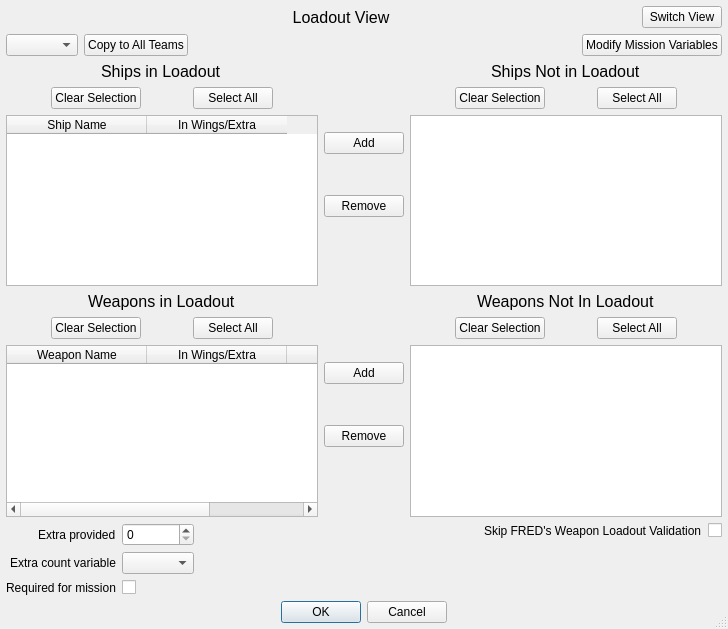
Before: the Qt Designer form qtfred/ui/TeamLoadoutDialog.ui in scp-fs2open/fs2open.github.com, drawn with Qt 5.
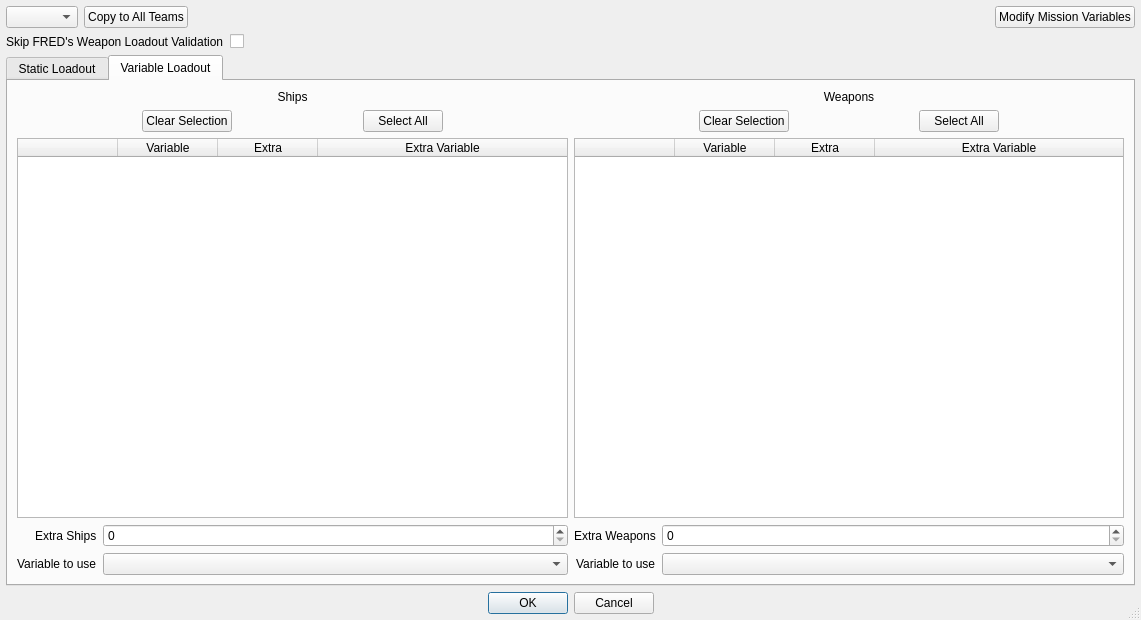
After: the same form once the commit is applied. The open tabs and pages were chosen to show the change. Icons and pictures are not drawn.

Commit message: finish the model and begin the ui

Patch:
```diff
--- a/qtfred/ui/TeamLoadoutDialog.ui
+++ b/qtfred/ui/TeamLoadoutDialog.ui
@@ -12,8 +12,8 @@
    <rect>
     <x>0</x>
     <y>0</y>
-    <width>728</width>
-    <height>629</height>
+    <width>1141</width>
+    <height>620</height>
    </rect>
   </property>
   <property name="minimumSize">
@@ -64,45 +64,6 @@
      <property name="bottomMargin">
       <number>6</number>
      </property>
-     <item>
-      <layout class="QHBoxLayout" name="viewRowHorizontalLayout" stretch="0,1,0">
-       <item>
-        <spacer name="titleSpacer">
-         <property name="orientation">
-          <enum>Qt::Horizontal</enum>
-         </property>
-         <property name="sizeHint" stdset="0">
-          <size>
-           <width>40</width>
-           <height>20</height>
-          </size>
-         </property>
-        </spacer>
-       </item>
-       <item>
-        <widget class="QLabel" name="tableVarLabel">
-         <property name="font">
-          <font>
-           <pointsize>12</pointsize>
-          </font>
-         </property>
-         <property name="text">
-          <string>Loadout View</string>
-         </property>
-         <property name="alignment">
-          <set>Qt::AlignCenter</set>
-         </property>
-        </widget>
-       </item>
-       <item>
-        <widget class="QPushButton" name="switchViewButton">
-         <property name="text">
-          <string>Switch View</string>
-         </property>
-        </widget>
-       </item>
-      </layout>
-     </item>
      <item>
       <layout class="QHBoxLayout" name="horizontalLayout">
        <item>
@@ -144,24 +105,51 @@
       </layout>
      </item>
      <item>
-      <layout class="QHBoxLayout" name="upperHorizontalLayout">
-       <item>
-        <layout class="QVBoxLayout" name="weaponVarPoolBox">
-         <property name="spacing">
-          <number>6</number>
-         </property>
+      <layout class="QFormLayout" name="leftFooterForm">
          <property name="sizeConstraint">
-          <enum>QLayout::SetMinimumSize</enum>
-         </property>
-         <item alignment="Qt::AlignHCenter">
-          <widget class="QLabel" name="startingShipsLabel">
-           <property name="font">
-            <font>
-             <pointsize>12</pointsize>
-            </font>
-           </property>
+        <enum>QLayout::SetDefaultConstraint</enum>
+       </property>
+       <property name="labelAlignment">
+        <set>Qt::AlignRight|Qt::AlignTrailing|Qt::AlignVCenter</set>
+       </property>
+       <item row="0" column="0">
+        <widget class="QLabel" name="skipValidationLabel">
            <property name="text">
-            <string>Ships in Loadout</string>
+          <string>Skip FRED's Weapon Loadout Validation</string>
+         </property>
+        </widget>
+       </item>
+       <item row="0" column="1">
+        <widget class="QCheckBox" name="weaponValidationCheckbox">
+         <property name="layoutDirection">
+          <enum>Qt::LeftToRight</enum>
+         </property>
+         <property name="text">
+          <string/>
+         </property>
+        </widget>
+       </item>
+      </layout>
+     </item>
+     <item>
+      <widget class="QTabWidget" name="tabWidget">
+       <property name="currentIndex">
+        <number>0</number>
+       </property>
+       <widget class="QWidget" name="staticLoadout">
+        <attribute name="title">
+         <string>Static Loadout</string>
+        </attribute>
+        <layout class="QHBoxLayout" name="horizontalLayout_2">
+         <item>
+          <layout class="QVBoxLayout" name="verticalLayout_3">
+           <item>
+            <widget class="QLabel" name="shipsLabel">
+             <property name="text">
+              <string>Ships</string>
+             </property>
+             <property name="alignment">
+              <set>Qt::AlignCenter</set>
            </property>
           </widget>
          </item>
@@ -223,7 +211,7 @@
           </layout>
          </item>
          <item>
-          <widget class="QTableWidget" name="usedShipsList">
+            <widget class="QTableWidget" name="shipsList">
            <property name="minimumSize">
             <size>
              <width>0</width>
@@ -260,494 +248,45 @@
            <attribute name="horizontalHeaderCascadingSectionResizes">
             <bool>false</bool>
            </attribute>
+             <attribute name="horizontalHeaderMinimumSectionSize">
+              <number>10</number>
+             </attribute>
            <attribute name="horizontalHeaderDefaultSectionSize">
             <number>140</number>
            </attribute>
+             <attribute name="horizontalHeaderStretchLastSection">
+              <bool>true</bool>
+             </attribute>
            <attribute name="verticalHeaderVisible">
             <bool>false</bool>
            </attribute>
            <column>
             <property name="text">
-             <string>Ship Name</string>
+               <string/>
             </property>
            </column>
            <column>
             <property name="text">
-             <string>In Wings/Extra</string>
-            </property>
-           </column>
-          </widget>
-         </item>
-         <item alignment="Qt::AlignHCenter">
-          <widget class="QLabel" name="startingWeaponsLabel">
-           <property name="font">
-            <font>
-             <pointsize>12</pointsize>
-            </font>
-           </property>
-           <property name="text">
-            <string>Weapons in Loadout</string>
-           </property>
-          </widget>
-         </item>
-         <item>
-          <layout class="QHBoxLayout" name="weaponsLoadoutButtons">
-           <item>
-            <spacer name="horizontalSpacer_13">
-             <property name="orientation">
-              <enum>Qt::Horizontal</enum>
-             </property>
-             <property name="sizeHint" stdset="0">
-              <size>
-               <width>40</width>
-               <height>20</height>
-              </size>
-             </property>
-            </spacer>
-           </item>
-           <item>
-            <widget class="QPushButton" name="clearUsedWeaponSelectionButton">
-             <property name="text">
-              <string>Clear Selection</string>
-             </property>
-            </widget>
-           </item>
-           <item>
-            <spacer name="horizontalSpacer_11">
-             <property name="orientation">
-              <enum>Qt::Horizontal</enum>
-             </property>
-             <property name="sizeHint" stdset="0">
-              <size>
-               <width>40</width>
-               <height>20</height>
-              </size>
-             </property>
-            </spacer>
-           </item>
-           <item>
-            <widget class="QPushButton" name="selectAllUsedWeaponsButton">
-             <property name="text">
-              <string>Select All</string>
-             </property>
-            </widget>
-           </item>
-           <item>
-            <spacer name="horizontalSpacer_12">
-             <property name="orientation">
-              <enum>Qt::Horizontal</enum>
-             </property>
-             <property name="sizeHint" stdset="0">
-              <size>
-               <width>40</width>
-               <height>20</height>
-              </size>
-             </property>
-            </spacer>
-           </item>
-          </layout>
-         </item>
-         <item>
-          <widget class="QTableWidget" name="usedWeaponsList">
-           <property name="editTriggers">
-            <set>QAbstractItemView::NoEditTriggers</set>
-           </property>
-           <property name="showDropIndicator" stdset="0">
-            <bool>false</bool>
-           </property>
-           <property name="selectionMode">
-            <enum>QAbstractItemView::MultiSelection</enum>
-           </property>
-           <property name="selectionBehavior">
-            <enum>QAbstractItemView::SelectRows</enum>
-           </property>
-           <property name="showGrid">
-            <bool>false</bool>
-           </property>
-           <attribute name="horizontalHeaderDefaultSectionSize">
-            <number>140</number>
-           </attribute>
-           <attribute name="verticalHeaderVisible">
-            <bool>false</bool>
-           </attribute>
+               <string>Ship</string>
+              </property>
+             </column>
            <column>
             <property name="text">
-             <string>Weapon Name</string>
+               <string>In Wings</string>
             </property>
            </column>
            <column>
             <property name="text">
-             <string>In Wings/Extra</string>
+               <string>Extra</string>
             </property>
            </column>
            <column>
             <property name="text">
-             <string>Required</string>
+               <string>Extra Variable</string>
             </property>
            </column>
           </widget>
          </item>
-        </layout>
-       </item>
-       <item>
-        <layout class="QVBoxLayout" name="middleAddRemoveButtonsLayout">
-         <item>
-          <spacer name="verticalSpacer_8">
-           <property name="orientation">
-            <enum>Qt::Vertical</enum>
-           </property>
-           <property name="sizeHint" stdset="0">
-            <size>
-             <width>20</width>
-             <height>40</height>
-            </size>
-           </property>
-          </spacer>
-         </item>
-         <item>
-          <spacer name="verticalSpacer_11">
-           <property name="orientation">
-            <enum>Qt::Vertical</enum>
-           </property>
-           <property name="sizeHint" stdset="0">
-            <size>
-             <width>20</width>
-             <height>40</height>
-            </size>
-           </property>
-          </spacer>
-         </item>
-         <item>
-          <widget class="QPushButton" name="addShipButton">
-           <property name="layoutDirection">
-            <enum>Qt::RightToLeft</enum>
-           </property>
-           <property name="text">
-            <string>Add</string>
-           </property>
-           <property name="icon">
-            <iconset>
-             <selectedon>:/images/arrow_right.png</selectedon>
-            </iconset>
-           </property>
-          </widget>
-         </item>
-         <item>
-          <spacer name="verticalSpacer_5">
-           <property name="orientation">
-            <enum>Qt::Vertical</enum>
-           </property>
-           <property name="sizeHint" stdset="0">
-            <size>
-             <width>20</width>
-             <height>40</height>
-            </size>
-           </property>
-          </spacer>
-         </item>
-         <item>
-          <widget class="QPushButton" name="removeShipButton">
-           <property name="text">
-            <string>Remove</string>
-           </property>
-           <property name="icon">
-            <iconset>
-             <selectedon>:/images/arrow_left.png</selectedon>
-            </iconset>
-           </property>
-          </widget>
-         </item>
-         <item>
-          <spacer name="verticalSpacer">
-           <property name="orientation">
-            <enum>Qt::Vertical</enum>
-           </property>
-           <property name="sizeHint" stdset="0">
-            <size>
-             <width>20</width>
-             <height>40</height>
-            </size>
-           </property>
-          </spacer>
-         </item>
-         <item>
-          <spacer name="verticalSpacer_3">
-           <property name="orientation">
-            <enum>Qt::Vertical</enum>
-           </property>
-           <property name="sizeHint" stdset="0">
-            <size>
-             <width>20</width>
-             <height>40</height>
-            </size>
-           </property>
-          </spacer>
-         </item>
-         <item>
-          <spacer name="verticalSpacer_7">
-           <property name="orientation">
-            <enum>Qt::Vertical</enum>
-           </property>
-           <property name="sizeHint" stdset="0">
-            <size>
-             <width>20</width>
-             <height>40</height>
-            </size>
-           </property>
-          </spacer>
-         </item>
-         <item>
-          <spacer name="verticalSpacer_2">
-           <property name="orientation">
-            <enum>Qt::Vertical</enum>
-           </property>
-           <property name="sizeHint" stdset="0">
-            <size>
-             <width>20</width>
-             <height>40</height>
-            </size>
-           </property>
-          </spacer>
-         </item>
-         <item>
-          <widget class="QPushButton" name="addWeaponButton">
-           <property name="layoutDirection">
-            <enum>Qt::RightToLeft</enum>
-           </property>
-           <property name="text">
-            <string>Add</string>
-           </property>
-           <property name="icon">
-            <iconset>
-             <selectedon>:/images/arrow_right.png</selectedon>
-            </iconset>
-           </property>
-          </widget>
-         </item>
-         <item>
-          <spacer name="verticalSpacer_6">
-           <property name="orientation">
-            <enum>Qt::Vertical</enum>
-           </property>
-           <property name="sizeHint" stdset="0">
-            <size>
-             <width>20</width>
-             <height>40</height>
-            </size>
-           </property>
-          </spacer>
-         </item>
-         <item>
-          <widget class="QPushButton" name="removeWeaponButton">
-           <property name="text">
-            <string>Remove</string>
-           </property>
-           <property name="icon">
-            <iconset>
-             <selectedon>:/images/arrow_left.png</selectedon>
-            </iconset>
-           </property>
-          </widget>
-         </item>
-         <item>
-          <spacer name="verticalSpacer_10">
-           <property name="orientation">
-            <enum>Qt::Vertical</enum>
-           </property>
-           <property name="sizeHint" stdset="0">
-            <size>
-             <width>20</width>
-             <height>40</height>
-            </size>
-           </property>
-          </spacer>
-         </item>
-         <item>
-          <spacer name="verticalSpacer_4">
-           <property name="orientation">
-            <enum>Qt::Vertical</enum>
-           </property>
-           <property name="sizeHint" stdset="0">
-            <size>
-             <width>20</width>
-             <height>40</height>
-            </size>
-           </property>
-          </spacer>
-         </item>
-        </layout>
-       </item>
-       <item>
-        <layout class="QVBoxLayout" name="shipVarPoolBox">
-         <property name="spacing">
-          <number>6</number>
-         </property>
-         <property name="sizeConstraint">
-          <enum>QLayout::SetMinimumSize</enum>
-         </property>
-         <item alignment="Qt::AlignHCenter">
-          <widget class="QLabel" name="listShipsNotUsedLabel">
-           <property name="font">
-            <font>
-             <pointsize>12</pointsize>
-             <weight>50</weight>
-             <bold>false</bold>
-            </font>
-           </property>
-           <property name="text">
-            <string>Ships Not in Loadout</string>
-           </property>
-          </widget>
-         </item>
-         <item>
-          <layout class="QHBoxLayout" name="shipsNotLoadoutButtons">
-           <item>
-            <spacer name="horizontalSpacer_2">
-             <property name="orientation">
-              <enum>Qt::Horizontal</enum>
-             </property>
-             <property name="sizeHint" stdset="0">
-              <size>
-               <width>40</width>
-               <height>20</height>
-              </size>
-             </property>
-            </spacer>
-           </item>
-           <item>
-            <widget class="QPushButton" name="clearUnusedShipSelectionButton">
-             <property name="text">
-              <string>Clear Selection</string>
-             </property>
-            </widget>
-           </item>
-           <item>
-            <spacer name="horizontalSpacer">
-             <property name="orientation">
-              <enum>Qt::Horizontal</enum>
-             </property>
-             <property name="sizeHint" stdset="0">
-              <size>
-               <width>40</width>
-               <height>20</height>
-              </size>
-             </property>
-            </spacer>
-           </item>
-           <item>
-            <widget class="QPushButton" name="selectAllUnusedShipsButton">
-             <property name="text">
-              <string>Select All</string>
-             </property>
-            </widget>
-           </item>
-           <item>
-            <spacer name="horizontalSpacer_18">
-             <property name="orientation">
-              <enum>Qt::Horizontal</enum>
-             </property>
-             <property name="sizeHint" stdset="0">
-              <size>
-               <width>40</width>
-               <height>20</height>
-              </size>
-             </property>
-            </spacer>
-           </item>
-          </layout>
-         </item>
-         <item>
-          <widget class="QListWidget" name="listShipsNotUsed">
-           <property name="selectionMode">
-            <enum>QAbstractItemView::MultiSelection</enum>
-           </property>
-          </widget>
-         </item>
-         <item alignment="Qt::AlignHCenter">
-          <widget class="QLabel" name="listWeaponsNotUsedLabel">
-           <property name="font">
-            <font>
-             <pointsize>12</pointsize>
-            </font>
-           </property>
-           <property name="text">
-            <string>Weapons Not In Loadout</string>
-           </property>
-          </widget>
-         </item>
-         <item>
-          <layout class="QHBoxLayout" name="weaponsNotLoadoutButtons">
-           <item>
-            <spacer name="horizontalSpacer_16">
-             <property name="orientation">
-              <enum>Qt::Horizontal</enum>
-             </property>
-             <property name="sizeHint" stdset="0">
-              <size>
-               <width>40</width>
-               <height>20</height>
-              </size>
-             </property>
-            </spacer>
-           </item>
-           <item>
-            <widget class="QPushButton" name="clearUnusedWeaponSelectionButton">
-             <property name="text">
-              <string>Clear Selection</string>
-             </property>
-            </widget>
-           </item>
-           <item>
-            <spacer name="horizontalSpacer_8">
-             <property name="orientation">
-              <enum>Qt::Horizontal</enum>
-             </property>
-             <property name="sizeHint" stdset="0">
-              <size>
-               <width>40</width>
-               <height>20</height>
-              </size>
-             </property>
-            </spacer>
-           </item>
-           <item>
-            <widget class="QPushButton" name="selectAllUnusedWeaponsButton">
-             <property name="text">
-              <string>Select All</string>
-             </property>
-            </widget>
-           </item>
-           <item>
-            <spacer name="horizontalSpacer_15">
-             <property name="orientation">
-              <enum>Qt::Horizontal</enum>
-             </property>
-             <property name="sizeHint" stdset="0">
-              <size>
-               <width>40</width>
-               <height>20</height>
-              </size>
-             </property>
-            </spacer>
-           </item>
-          </layout>
-         </item>
-         <item>
-          <widget class="QListWidget" name="listWeaponsNotUsed">
-           <property name="selectionMode">
-            <enum>QAbstractItemView::MultiSelection</enum>
-           </property>
-          </widget>
-         </item>
-        </layout>
-       </item>
-      </layout>
-     </item>
-     <item>
-      <layout class="QHBoxLayout" name="lowerHorizontalLayout">
-       <property name="sizeConstraint">
-        <enum>QLayout::SetDefaultConstraint</enum>
-       </property>
        <item>
         <layout class="QFormLayout" name="rightFooterForm">
          <property name="labelAlignment">
@@ -756,7 +295,7 @@
          <item row="0" column="0">
           <widget class="QLabel" name="extraItemSpinboxLabel">
            <property name="text">
-            <string>Extra provided</string>
+                <string>Extra Ships</string>
            </property>
           </widget>
          </item>
@@ -770,7 +309,7 @@
          <item row="1" column="0">
           <widget class="QLabel" name="extraWeaponsViaVarLabel">
            <property name="text">
-            <string>Extra count variable</string>
+                <string>Variable to use</string>
            </property>
           </widget>
          </item>
@@ -785,20 +324,256 @@
           </widget>
          </item>
          <item row="2" column="0">
-          <widget class="QLabel" name="toggleRequiredLabel">
+              <widget class="QLabel" name="shipSpacerLabel">
+               <property name="text">
+                <string/>
+               </property>
+              </widget>
+             </item>
+             <item row="2" column="1">
+              <widget class="QLabel" name="shipSpacer">
+               <property name="text">
+                <string/>
+               </property>
+              </widget>
+             </item>
+            </layout>
+           </item>
+          </layout>
+         </item>
+         <item>
+          <layout class="QVBoxLayout" name="verticalLayout_4">
+           <item>
+            <widget class="QLabel" name="weaponsLabel">
+             <property name="text">
+              <string>Weapons</string>
+             </property>
+             <property name="alignment">
+              <set>Qt::AlignCenter</set>
+             </property>
+            </widget>
+           </item>
+           <item>
+            <layout class="QHBoxLayout" name="weaponsLoadoutButtons">
+             <item>
+              <spacer name="horizontalSpacer_13">
+               <property name="orientation">
+                <enum>Qt::Horizontal</enum>
+               </property>
+               <property name="sizeHint" stdset="0">
+                <size>
+                 <width>40</width>
+                 <height>20</height>
+                </size>
+               </property>
+              </spacer>
+             </item>
+             <item>
+              <widget class="QPushButton" name="clearWeaponsListButton">
+               <property name="text">
+                <string>Clear Selection</string>
+               </property>
+              </widget>
+             </item>
+             <item>
+              <spacer name="horizontalSpacer_11">
+               <property name="orientation">
+                <enum>Qt::Horizontal</enum>
+               </property>
+               <property name="sizeHint" stdset="0">
+                <size>
+                 <width>40</width>
+                 <height>20</height>
+                </size>
+               </property>
+              </spacer>
+             </item>
+             <item>
+              <widget class="QPushButton" name="selectAllWeaponsListButton">
+               <property name="text">
+                <string>Select All</string>
+               </property>
+              </widget>
+             </item>
+             <item>
+              <spacer name="horizontalSpacer_12">
+               <property name="orientation">
+                <enum>Qt::Horizontal</enum>
+               </property>
+               <property name="sizeHint" stdset="0">
+                <size>
+                 <width>40</width>
+                 <height>20</height>
+                </size>
+               </property>
+              </spacer>
+             </item>
+            </layout>
+           </item>
+           <item>
+            <widget class="QTableWidget" name="weaponsList">
+             <property name="editTriggers">
+              <set>QAbstractItemView::NoEditTriggers</set>
+             </property>
+             <property name="showDropIndicator" stdset="0">
+              <bool>false</bool>
+             </property>
+             <property name="selectionMode">
+              <enum>QAbstractItemView::MultiSelection</enum>
+             </property>
+             <property name="selectionBehavior">
+              <enum>QAbstractItemView::SelectRows</enum>
+             </property>
+             <property name="showGrid">
+              <bool>false</bool>
+             </property>
+             <attribute name="horizontalHeaderMinimumSectionSize">
+              <number>10</number>
+             </attribute>
+             <attribute name="horizontalHeaderDefaultSectionSize">
+              <number>140</number>
+             </attribute>
+             <attribute name="horizontalHeaderStretchLastSection">
+              <bool>true</bool>
+             </attribute>
+             <attribute name="verticalHeaderVisible">
+              <bool>false</bool>
+             </attribute>
+             <column>
+              <property name="text">
+               <string/>
+              </property>
+             </column>
+             <column>
+              <property name="text">
+               <string>Weapon</string>
+              </property>
+             </column>
+             <column>
+              <property name="text">
+               <string>In Wings</string>
+              </property>
+             </column>
+             <column>
+              <property name="text">
+               <string>Extra</string>
+              </property>
+             </column>
+             <column>
+              <property name="text">
+               <string>Extra Variable</string>
+              </property>
+             </column>
+             <column>
+              <property name="text">
+               <string>Required</string>
+              </property>
+             </column>
+            </widget>
+           </item>
+           <item>
+            <layout class="QFormLayout" name="formLayout">
+             <property name="labelAlignment">
+              <set>Qt::AlignRight|Qt::AlignTrailing|Qt::AlignVCenter</set>
+             </property>
+             <item row="0" column="0">
+              <widget class="QLabel" name="extraWeaponLabel">
+               <property name="text">
+                <string>Extra Weapons</string>
+               </property>
+              </widget>
+             </item>
+             <item row="0" column="1">
+              <widget class="QSpinBox" name="extraWeaponSpinBox"/>
+             </item>
+             <item row="1" column="1">
+              <widget class="QComboBox" name="extraVarWeaponCombo"/>
+             </item>
+             <item row="1" column="0">
+              <widget class="QLabel" name="extraWeaponVarLabel">
+               <property name="text">
+                <string>Variable to use</string>
+               </property>
+              </widget>
+             </item>
+             <item row="2" column="1">
+              <widget class="QCheckBox" name="weaponRequiredCheckBox">
+               <property name="text">
+                <string/>
+               </property>
+              </widget>
+             </item>
+             <item row="2" column="0">
+              <widget class="QLabel" name="weaponRequiredLabel">
            <property name="text">
             <string>Required for mission</string>
            </property>
           </widget>
          </item>
-         <item row="2" column="1">
-          <widget class="QCheckBox" name="requiredWeaponCheckBox">
+            </layout>
+           </item>
+          </layout>
+         </item>
+        </layout>
+       </widget>
+       <widget class="QWidget" name="variableLoadout">
+        <attribute name="title">
+         <string>Variable Loadout</string>
+        </attribute>
+        <layout class="QHBoxLayout" name="horizontalLayout_3">
+         <item>
+          <layout class="QVBoxLayout" name="verticalLayout_5">
+           <item>
+            <widget class="QLabel" name="label">
            <property name="text">
-            <string/>
-           </property>
-          </widget>
-         </item>
-        </layout>
+              <string>Ships</string>
+             </property>
+             <property name="alignment">
+              <set>Qt::AlignCenter</set>
+             </property>
+            </widget>
+           </item>
+           <item>
+            <layout class="QHBoxLayout" name="horizontalLayout_4">
+             <item>
+              <spacer name="horizontalSpacer">
+               <property name="orientation">
+                <enum>Qt::Horizontal</enum>
+               </property>
+               <property name="sizeHint" stdset="0">
+                <size>
+                 <width>40</width>
+                 <height>20</height>
+                </size>
+               </property>
+              </spacer>
+             </item>
+             <item>
+              <widget class="QPushButton" name="clearShipsVarListButton">
+               <property name="text">
+                <string>Clear Selection</string>
+               </property>
+              </widget>
+             </item>
+             <item>
+              <spacer name="horizontalSpacer_2">
+               <property name="orientation">
+                <enum>Qt::Horizontal</enum>
+               </property>
+               <property name="sizeHint" stdset="0">
+                <size>
+                 <width>40</width>
+                 <height>20</height>
+                </size>
+               </property>
+              </spacer>
+             </item>
+             <item>
+              <widget class="QPushButton" name="selectAllShipsVarListButton">
+               <property name="text">
+                <string>Select All</string>
+               </property>
+              </widget>
        </item>
        <item>
         <spacer name="horizontalSpacer_6">
@@ -813,34 +588,240 @@
          </property>
         </spacer>
        </item>
+            </layout>
+           </item>
        <item>
-        <layout class="QFormLayout" name="leftFooterForm">
-         <property name="sizeConstraint">
-          <enum>QLayout::SetDefaultConstraint</enum>
-         </property>
+            <widget class="QTableWidget" name="shipVarsList">
+             <property name="tabKeyNavigation">
+              <bool>false</bool>
+             </property>
+             <property name="showDropIndicator" stdset="0">
+              <bool>false</bool>
+             </property>
+             <property name="dragDropOverwriteMode">
+              <bool>false</bool>
+             </property>
+             <property name="selectionMode">
+              <enum>QAbstractItemView::MultiSelection</enum>
+             </property>
+             <property name="showGrid">
+              <bool>false</bool>
+             </property>
+             <property name="gridStyle">
+              <enum>Qt::NoPen</enum>
+             </property>
+             <attribute name="horizontalHeaderMinimumSectionSize">
+              <number>10</number>
+             </attribute>
+             <attribute name="horizontalHeaderStretchLastSection">
+              <bool>true</bool>
+             </attribute>
+             <attribute name="verticalHeaderVisible">
+              <bool>false</bool>
+             </attribute>
+             <column>
+              <property name="text">
+               <string/>
+              </property>
+             </column>
+             <column>
+              <property name="text">
+               <string>Variable</string>
+              </property>
+             </column>
+             <column>
+              <property name="text">
+               <string>Extra</string>
+              </property>
+             </column>
+             <column>
+              <property name="text">
+               <string>Extra Variable</string>
+              </property>
+             </column>
+            </widget>
+           </item>
+           <item>
+            <layout class="QFormLayout" name="formLayout_2">
          <property name="labelAlignment">
           <set>Qt::AlignRight|Qt::AlignTrailing|Qt::AlignVCenter</set>
          </property>
          <item row="0" column="0">
-          <widget class="QLabel" name="skipValidationLabel">
+              <widget class="QLabel" name="label_3">
            <property name="text">
-            <string>Skip FRED's Weapon Loadout Validation</string>
+                <string>Extra Ships</string>
            </property>
           </widget>
          </item>
+             <item row="1" column="0">
+              <widget class="QLabel" name="label_5">
+               <property name="text">
+                <string>Variable to use</string>
+               </property>
+              </widget>
+             </item>
          <item row="0" column="1">
-          <widget class="QCheckBox" name="weaponValidationCheckbox">
-           <property name="layoutDirection">
-            <enum>Qt::LeftToRight</enum>
-           </property>
+              <widget class="QSpinBox" name="extraShipVarSpinBox"/>
+             </item>
+             <item row="1" column="1">
+              <widget class="QComboBox" name="extraVarShipVarCombo"/>
+             </item>
+            </layout>
+           </item>
+          </layout>
+         </item>
+         <item>
+          <layout class="QVBoxLayout" name="verticalLayout_6">
+           <item>
+            <widget class="QLabel" name="label_2">
+             <property name="text">
+              <string>Weapons</string>
+             </property>
+             <property name="alignment">
+              <set>Qt::AlignCenter</set>
+             </property>
+            </widget>
+           </item>
+           <item>
+            <layout class="QHBoxLayout" name="horizontalLayout_5">
+             <item>
+              <spacer name="horizontalSpacer_7">
+               <property name="orientation">
+                <enum>Qt::Horizontal</enum>
+               </property>
+               <property name="sizeHint" stdset="0">
+                <size>
+                 <width>40</width>
+                 <height>20</height>
+                </size>
+               </property>
+              </spacer>
+             </item>
+             <item>
+              <widget class="QPushButton" name="clearWeaponsVarListButton">
            <property name="text">
+                <string>Clear Selection</string>
+               </property>
+              </widget>
+             </item>
+             <item>
+              <spacer name="horizontalSpacer_9">
+               <property name="orientation">
+                <enum>Qt::Horizontal</enum>
+               </property>
+               <property name="sizeHint" stdset="0">
+                <size>
+                 <width>40</width>
+                 <height>20</height>
+                </size>
+               </property>
+              </spacer>
+             </item>
+             <item>
+              <widget class="QPushButton" name="selectAllWeaponsVarListButton">
+               <property name="text">
+                <string>Select All</string>
+               </property>
+              </widget>
+             </item>
+             <item>
+              <spacer name="horizontalSpacer_8">
+               <property name="orientation">
+                <enum>Qt::Horizontal</enum>
+               </property>
+               <property name="sizeHint" stdset="0">
+                <size>
+                 <width>40</width>
+                 <height>20</height>
+                </size>
+               </property>
+              </spacer>
+             </item>
+            </layout>
+           </item>
+           <item>
+            <widget class="QTableWidget" name="weaponVarsList">
+             <property name="tabKeyNavigation">
+              <bool>false</bool>
+             </property>
+             <property name="showDropIndicator" stdset="0">
+              <bool>false</bool>
+             </property>
+             <property name="dragDropOverwriteMode">
+              <bool>false</bool>
+             </property>
+             <property name="selectionMode">
+              <enum>QAbstractItemView::MultiSelection</enum>
+             </property>
+             <property name="showGrid">
+              <bool>false</bool>
+             </property>
+             <property name="gridStyle">
+              <enum>Qt::NoPen</enum>
+             </property>
+             <attribute name="horizontalHeaderMinimumSectionSize">
+              <number>10</number>
+             </attribute>
+             <attribute name="horizontalHeaderStretchLastSection">
+              <bool>true</bool>
+             </attribute>
+             <attribute name="verticalHeaderVisible">
+              <bool>false</bool>
+             </attribute>
+             <column>
+              <property name="text">
             <string/>
            </property>
-          </widget>
-         </item>
+             </column>
+             <column>
+              <property name="text">
+               <string>Variable</string>
+              </property>
+             </column>
+             <column>
+              <property name="text">
+               <string>Extra</string>
+              </property>
+             </column>
+             <column>
+              <property name="text">
+               <string>Extra Variable</string>
+              </property>
+             </column>
+            </widget>
+           </item>
+           <item>
+            <layout class="QFormLayout" name="formLayout_3">
+             <property name="labelAlignment">
+              <set>Qt::AlignRight|Qt::AlignTrailing|Qt::AlignVCenter</set>
+             </property>
+             <item row="0" column="0">
+              <widget class="QLabel" name="label_4">
+               <property name="text">
+                <string>Extra Weapons</string>
+               </property>
+              </widget>
+             </item>
+             <item row="1" column="0">
+              <widget class="QLabel" name="label_6">
+               <property name="text">
+                <string>Variable to use</string>
+               </property>
+              </widget>
+             </item>
+             <item row="0" column="1">
+              <widget class="QSpinBox" name="extraWeaponVarSpinBox"/>
+             </item>
+             <item row="1" column="1">
+              <widget class="QComboBox" name="extraVarWeaponVarCombo"/>
+             </item>
         </layout>
        </item>
       </layout>
+         </item>
+        </layout>
+       </widget>
+      </widget>
      </item>
      <item>
       <widget class="QDialogButtonBox" name="okAndCancelButtons">
```
Left out of the diff: 12 changed lines with no effect on the pictures. Lines whose indentation alone changed are shown as unchanged. The commit also changes 4 other files.
